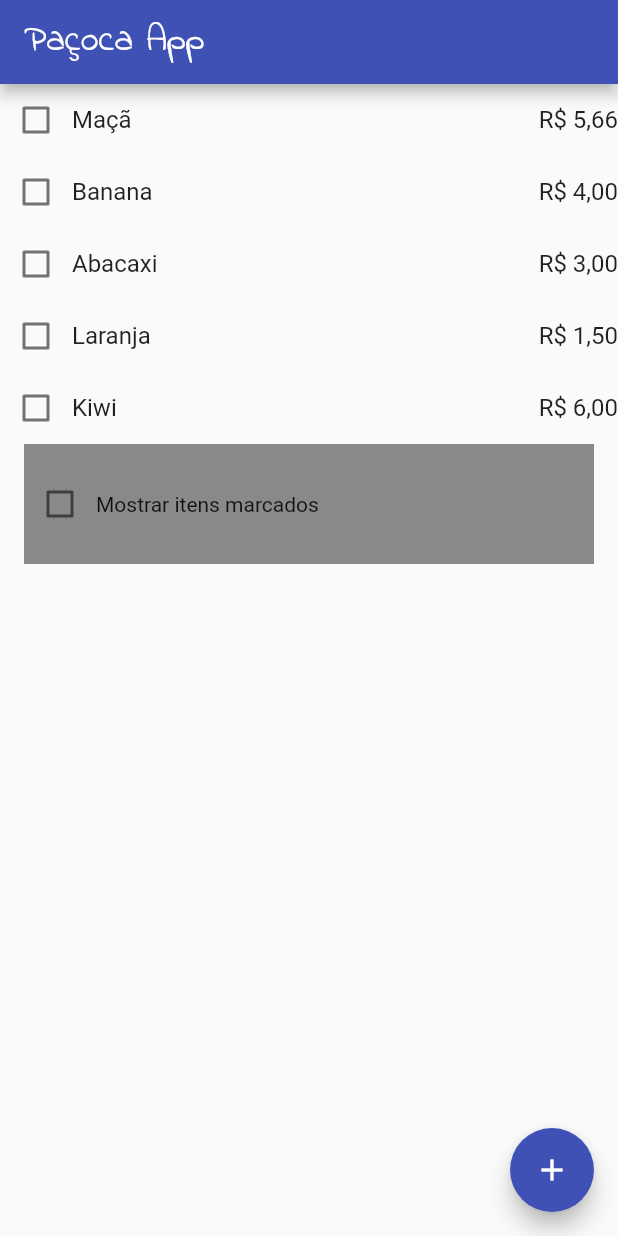
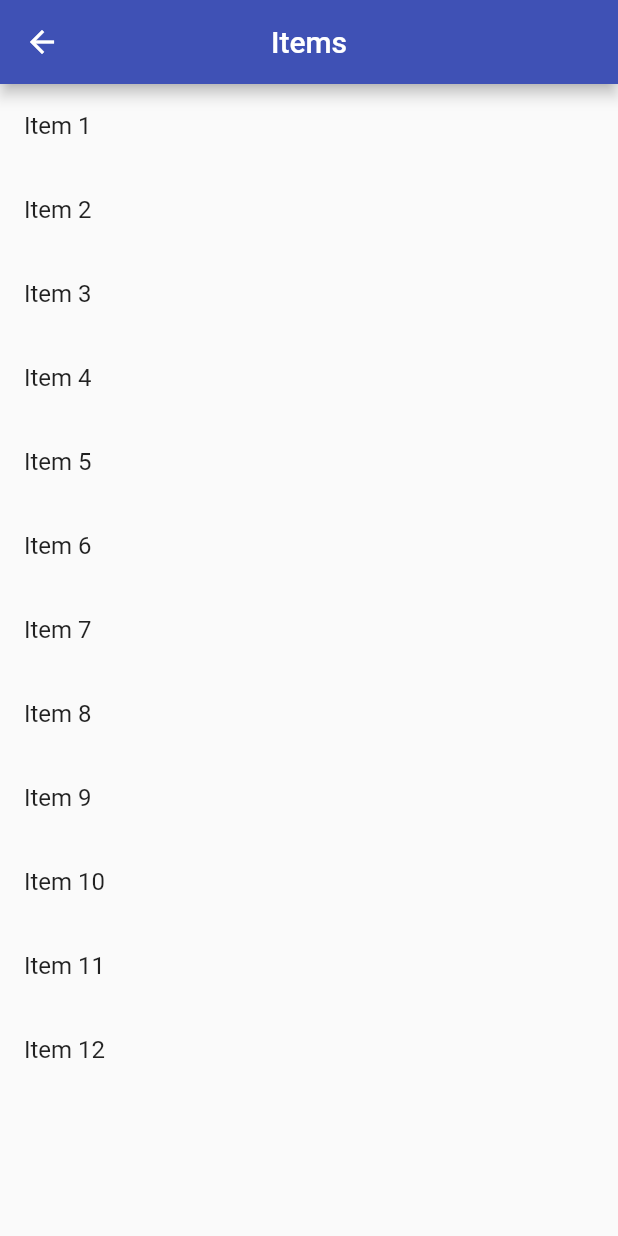
Before and after one commit to felipeemidio/PacocaApp, a Flutter app: the screen it shows after launch, after a tap on the "add" icon, on a phone screen of 412 x 824 dp. Run offline on Flutter 3.47's test engine with Material 2 defaults, Android fonts, the phone set to English and light mode, and no system bars; our stand-ins replace flutter_masked_text.

Commit message:
Add savedListPage and ItemListPage

```diff
--- a/lib/main.dart
+++ b/lib/main.dart
@@ -1,5 +1,5 @@
 import 'package:flutter/material.dart';
-import 'package:pacocaApp/market_list_page.dart';
+import 'package:pacocaApp/pages/savedLists/saved_lists_page.dart';
 
 void main() {
   runApp(RootApp());
@@ -15,7 +15,7 @@ class RootApp extends StatelessWidget {
         primarySwatch: Colors.indigo,
         visualDensity: VisualDensity.adaptivePlatformDensity,
       ),
-      home: MarketListPage(title: 'Paçoca App'),
+      home: SavedListsPage(),
     );
   }
 }
--- /dev/null
+++ b/lib/pages/itemsList/items_list_page.dart
@@ -0,0 +1,19 @@
+import 'package:flutter/material.dart';
+
+class ItemsListPage extends StatelessWidget {
+  @override
+  Widget build(BuildContext context) {
+    return Scaffold(
+      appBar: AppBar(
+        title: Text('Items'),
+        centerTitle: true,
+      ),
+      body: ListView.builder(
+        itemCount: 12,
+        itemBuilder: (_, index) => ListTile(
+          title: Text('Item ${index + 1}'),
+        ),
+      ),
+    );
+  }
+}
--- /dev/null
+++ b/lib/pages/savedLists/saved_lists_page.dart
@@ -0,0 +1,39 @@
+import 'package:flutter/material.dart';
+import 'package:pacocaApp/market_list_page.dart';
+import 'package:pacocaApp/pages/itemsList/items_list_page.dart';
+
+class SavedListsPage extends StatelessWidget {
+  @override
+  Widget build(BuildContext context) {
+    return Scaffold(
+      appBar: AppBar(
+        title: Text('Listas Salvas'),
+        actions: [
+          IconButton(
+            onPressed: () {
+              Navigator.of(context).push(
+                MaterialPageRoute(builder: (_) => ItemsListPage()),
+              );
+            },
+            icon: Icon(Icons.add),
+          ),
+          IconButton(
+            onPressed: () {
+              Navigator.of(context).push(
+                MaterialPageRoute(builder: (_) => MarketListPage(title: 'PaçocaApp')),
+              );
+            },
+            icon: Icon(Icons.bug_report),
+          ),
+        ],
+      ),
+      body: Container(
+        height: double.infinity,
+        width: double.infinity,
+        child: Center(
+          child: Text('Nenhuma lista salva'),
+        ),
+      ),
+    );
+  }
+}
```
Also changed, not shown: lib/models/grocery_item.dart (added, +22 -0 lines), lib/models/product.dart (added, +14 -0 lines).
